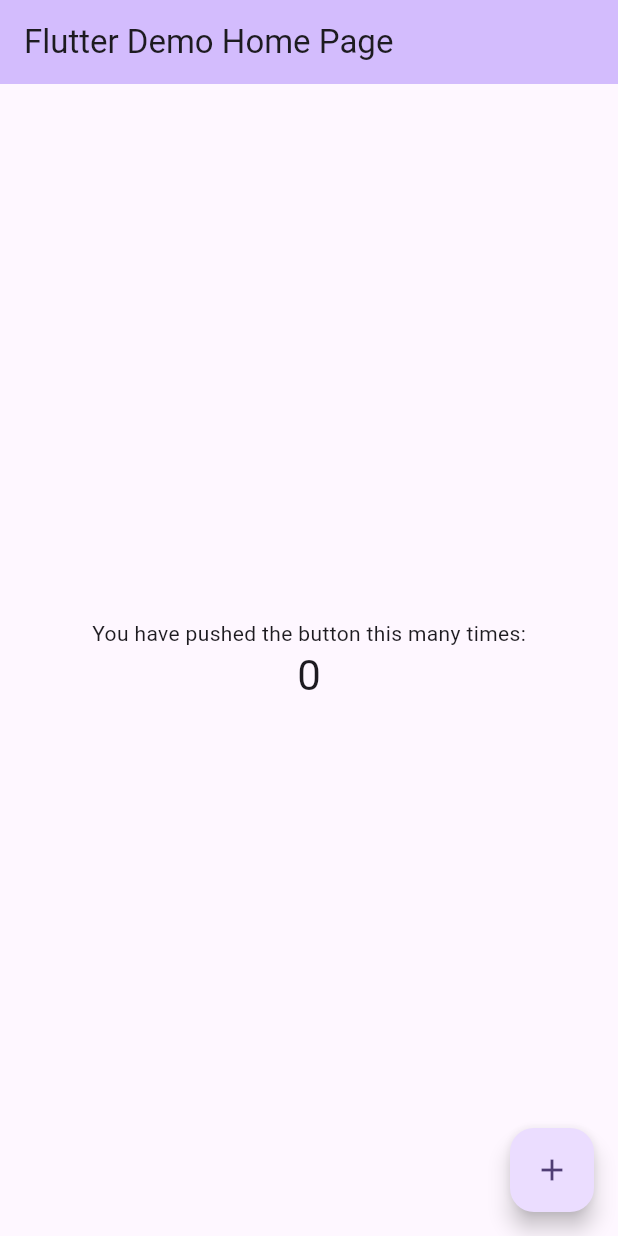
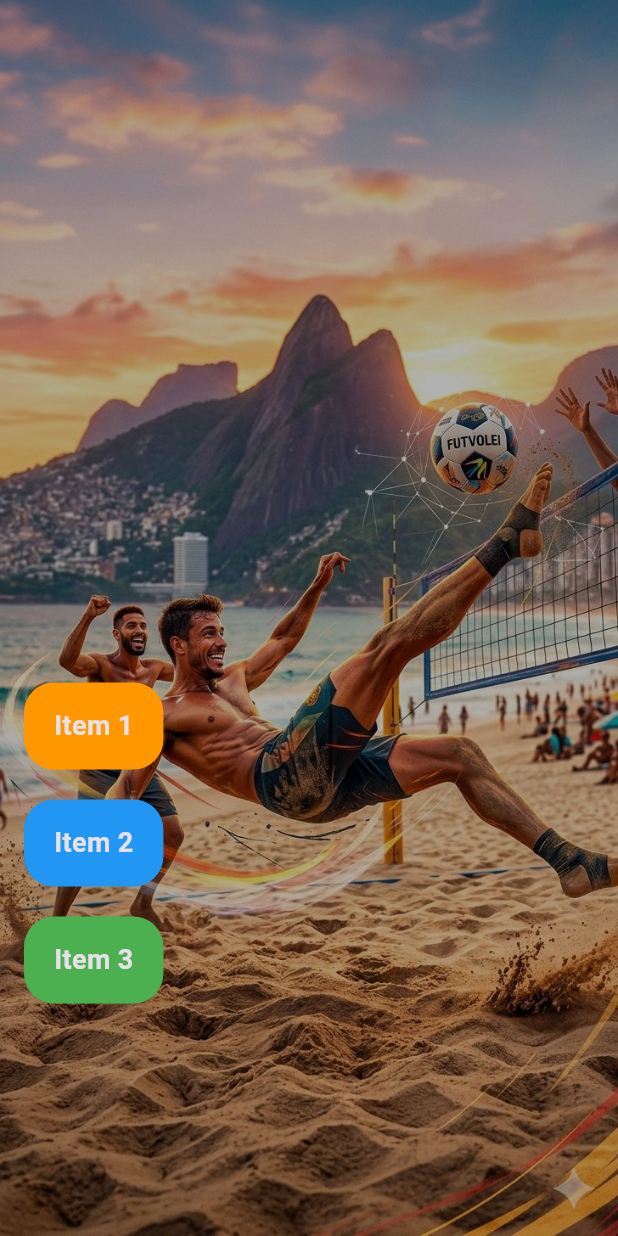
Before and after one commit to elderlira/futvolley, a Flutter app: the screen it shows after launch, on a phone screen of 412 x 824 dp. Run offline on Flutter 3.47's test engine with Material 3 defaults, Android fonts, the phone set to English and light mode, and no system bars.

Commit message:
implemente initial page

```diff
--- a/lib/main.dart
+++ b/lib/main.dart
@@ -1,4 +1,6 @@
 import 'package:flutter/material.dart';
+
+import 'pages/initial.dart';
 
 void main() {
   runApp(const MyApp());
@@ -7,116 +9,13 @@ void main() {
 class MyApp extends StatelessWidget {
   const MyApp({super.key});
 
-  // This widget is the root of your application.
   @override
   Widget build(BuildContext context) {
     return MaterialApp(
-      title: 'Flutter Demo',
-      theme: ThemeData(
-        // This is the theme of your application.
-        //
-        // TRY THIS: Try running your application with "flutter run". You'll see
-        // the application has a purple toolbar. Then, without quitting the app,
-        // try changing the seedColor in the colorScheme below to Colors.green
-        // and then invoke "hot reload" (save your changes or press the "hot
-        // reload" button in a Flutter-supported IDE, or press "r" if you used
-        // the command line to start the app).
-        //
-        // Notice that the counter didn't reset back to zero; the application
-        // state is not lost during the reload. To reset the state, use hot
-        // restart instead.
-        //
-        // This works for code too, not just values: Most code changes can be
-        // tested with just a hot reload.
-        colorScheme: .fromSeed(seedColor: Colors.deepPurple),
-      ),
-      home: const MyHomePage(title: 'Flutter Demo Home Page'),
+      debugShowCheckedModeBanner: false,
+      title: 'FutVolei App',
+      theme: ThemeData.dark(),
+      home: const InitialPage(),
     );
   }
 }
-
-class MyHomePage extends StatefulWidget {
-  const MyHomePage({super.key, required this.title});
-
-  // This widget is the home page of your application. It is stateful, meaning
-  // that it has a State object (defined below) that contains fields that affect
-  // how it looks.
-
-  // This class is the configuration for the state. It holds the values (in this
-  // case the title) provided by the parent (in this case the App widget) and
-  // used by the build method of the State. Fields in a Widget subclass are
-  // always marked "final".
-
-  final String title;
-
-  @override
-  State<MyHomePage> createState() => _MyHomePageState();
-}
-
-class _MyHomePageState extends State<MyHomePage> {
-  int _counter = 0;
-
-  void _incrementCounter() {
-    setState(() {
-      // This call to setState tells the Flutter framework that something has
-      // changed in this State, which causes it to rerun the build method below
-      // so that the display can reflect the updated values. If we changed
-      // _counter without calling setState(), then the build method would not be
-      // called again, and so nothing would appear to happen.
-      _counter++;
-    });
-  }
-
-  @override
-  Widget build(BuildContext context) {
-    // This method is rerun every time setState is called, for instance as done
-    // by the _incrementCounter method above.
-    //
-    // The Flutter framework has been optimized to make rerunning build methods
-    // fast, so that you can just rebuild anything that needs updating rather
-    // than having to individually change instances of widgets.
-    return Scaffold(
-      appBar: AppBar(
-        // TRY THIS: Try changing the color here to a specific color (to
-        // Colors.amber, perhaps?) and trigger a hot reload to see the AppBar
-        // change color while the other colors stay the same.
-        backgroundColor: Theme.of(context).colorScheme.inversePrimary,
-        // Here we take the value from the MyHomePage object that was created by
-        // the App.build method, and use it to set our appbar title.
-        title: Text(widget.title),
-      ),
-      body: Center(
-        // Center is a layout widget. It takes a single child and positions it
-        // in the middle of the parent.
-        child: Column(
-          // Column is also a layout widget. It takes a list of children and
-          // arranges them vertically. By default, it sizes itself to fit its
-          // children horizontally, and tries to be as tall as its parent.
-          //
-          // Column has various properties to control how it sizes itself and
-          // how it positions its children. Here we use mainAxisAlignment to
-          // center the children vertically; the main axis here is the vertical
-          // axis because Columns are vertical (the cross axis would be
-          // horizontal).
-          //
-          // TRY THIS: Invoke "debug painting" (choose the "Toggle Debug Paint"
-          // action in the IDE, or press "p" in the console), to see the
-          // wireframe for each widget.
-          mainAxisAlignment: .center,
-          children: [
-            const Text('You have pushed the button this many times:'),
-            Text(
-              '$_counter',
-              style: Theme.of(context).textTheme.headlineMedium,
-            ),
-          ],
-        ),
-      ),
-      floatingActionButton: FloatingActionButton(
-        onPressed: _incrementCounter,
-        tooltip: 'Increment',
-        child: const Icon(Icons.add),
-      ),
-    );
-  }
-}
--- /dev/null
+++ b/lib/pages/initial.dart
@@ -0,0 +1,148 @@
+import 'package:flutter/material.dart';
+
+import 'item_page.dart';
+
+class InitialPage extends StatefulWidget {
+  const InitialPage({super.key});
+
+  @override
+  State<InitialPage> createState() => _InitialPageState();
+}
+
+class _InitialPageState extends State<InitialPage>
+    with SingleTickerProviderStateMixin {
+  late AnimationController _controller;
+  late Animation<Offset> _animation1;
+  late Animation<Offset> _animation2;
+  late Animation<Offset> _animation3;
+
+  @override
+  void initState() {
+    super.initState();
+
+    _controller = AnimationController(
+      vsync: this,
+      duration: const Duration(seconds: 1),
+    );
+
+    _animation1 = Tween<Offset>(
+      begin: const Offset(-1.5, 0),
+      end: Offset.zero,
+    ).animate(CurvedAnimation(parent: _controller, curve: Curves.easeOut));
+
+    _animation2 = Tween<Offset>(begin: const Offset(-1.5, 0), end: Offset.zero)
+        .animate(
+          CurvedAnimation(
+            parent: _controller,
+            curve: const Interval(0.2, 1, curve: Curves.easeOut),
+          ),
+        );
+
+    _animation3 = Tween<Offset>(begin: const Offset(-1.5, 0), end: Offset.zero)
+        .animate(
+          CurvedAnimation(
+            parent: _controller,
+            curve: const Interval(0.4, 1, curve: Curves.easeOut),
+          ),
+        );
+
+    _controller.forward();
+  }
+
+  @override
+  void dispose() {
+    _controller.dispose();
+    super.dispose();
+  }
+
+  Widget buildButton(
+    String title,
+    Color color,
+    VoidCallback onTap,
+    Animation<Offset> animation,
+  ) {
+    return SlideTransition(
+      position: animation,
+      child: GestureDetector(
+        onTap: onTap,
+        child: Container(
+          margin: const EdgeInsets.symmetric(vertical: 10),
+          padding: const EdgeInsets.symmetric(vertical: 16, horizontal: 20),
+          decoration: BoxDecoration(
+            color: color,
+            borderRadius: BorderRadius.circular(20),
+          ),
+          child: Text(
+            title,
+            style: const TextStyle(fontSize: 18, fontWeight: FontWeight.bold),
+          ),
+        ),
+      ),
+    );
+  }
+
+  @override
+  Widget build(BuildContext context) {
+    return Scaffold(
+      body: Stack(
+        children: [
+          // Background
+          SizedBox.expand(
+            child: Image.asset(
+              'assets/backgrounds/backgroundMobile.png',
+              fit: BoxFit.cover,
+            ),
+          ),
+
+          Container(color: Colors.black.withOpacity(0.3)),
+
+          SafeArea(
+            child: Padding(
+              padding: const EdgeInsets.only(left: 16),
+              child: Column(
+                mainAxisAlignment: MainAxisAlignment.center,
+                crossAxisAlignment: CrossAxisAlignment.start,
+                children: [
+                  SizedBox(height: 300),
+                  buildButton(
+                    "Item 1",
+                    Colors.orange,
+                    () => Navigator.push(
+                      context,
+                      MaterialPageRoute(
+                        builder: (_) => const ItemPage(title: "Item 1"),
+                      ),
+                    ),
+                    _animation1,
+                  ),
+                  buildButton(
+                    "Item 2",
+                    Colors.blue,
+                    () => Navigator.push(
+                      context,
+                      MaterialPageRoute(
+                        builder: (_) => const ItemPage(title: "Item 2"),
+                      ),
+                    ),
+                    _animation2,
+                  ),
+                  buildButton(
+                    "Item 3",
+                    Colors.green,
+                    () => Navigator.push(
+                      context,
+                      MaterialPageRoute(
+                        builder: (_) => const ItemPage(title: "Item 3"),
+                      ),
+                    ),
+                    _animation3,
+                  ),
+                ],
+              ),
+            ),
+          ),
+        ],
+      ),
+    );
+  }
+}
--- /dev/null
+++ b/lib/pages/item_page.dart
@@ -0,0 +1,17 @@
+import 'package:flutter/material.dart';
+
+class ItemPage extends StatelessWidget {
+  final String title;
+
+  const ItemPage({super.key, required this.title});
+
+  @override
+  Widget build(BuildContext context) {
+    return Scaffold(
+      appBar: AppBar(title: Text(title)),
+      body: const Center(
+        child: Text("Item em construção 🚧", style: TextStyle(fontSize: 20)),
+      ),
+    );
+  }
+}
--- a/pubspec.yaml
+++ b/pubspec.yaml
@@ -58,7 +58,8 @@ flutter:
   uses-material-design: true
 
   # To add assets to your application, add an assets section, like this:
-  # assets:
+  assets:
+     - assets/backgrounds/
   #   - images/a_dot_burr.jpeg
   #   - images/a_dot_ham.jpeg
 
```
Also changed, not shown: assets/backgrounds/background.png (renamed from assets/background.png), assets/backgrounds/backgroundMobile.png (renamed from assets/backgroundMobile.png).
